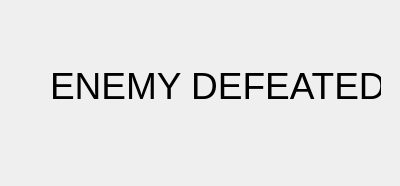
Qt form Combat_Screen/win_screen.ui (seigex/CIS17B_48597_ClassProject) before a commit.
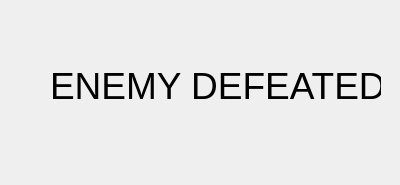
The same form after that commit.

Patch:
```diff
--- a/Combat_Screen/win_screen.ui
+++ b/Combat_Screen/win_screen.ui
@@ -7,7 +7,7 @@
     <x>0</x>
     <y>0</y>
     <width>400</width>
-    <height>186</height>
+    <height>185</height>
    </rect>
   </property>
   <property name="windowTitle">
```
